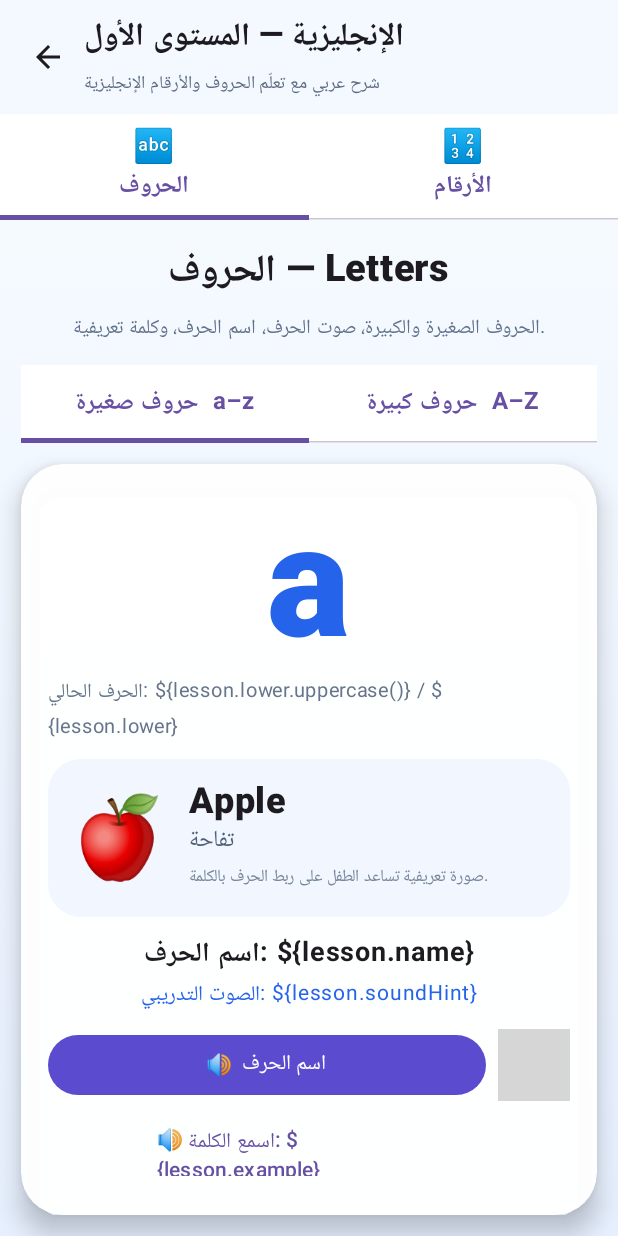
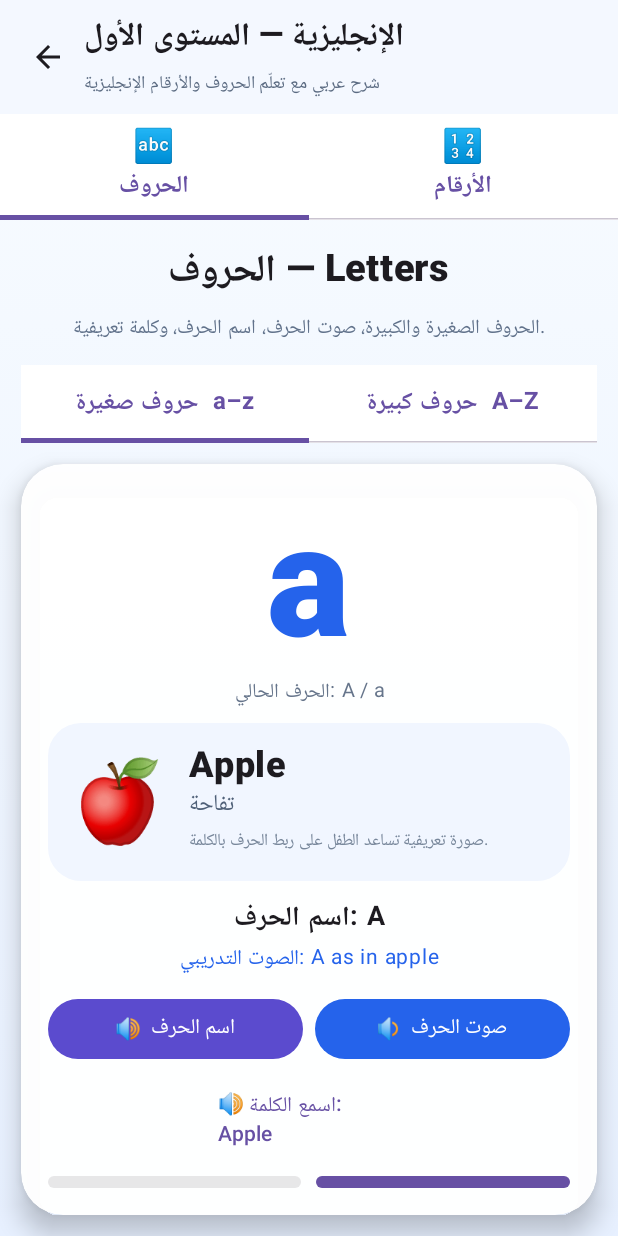
Before and after one commit to ali12hhh-oss/kids-game-assets, an Android app built with Jetpack Compose: the EnglishLevelOnePage screen opened through its navigation route, on a phone screen of 412 x 824 dp. Run offline under Robolectric (Android 15) with nearby library versions, the light colour scheme and no system bars; libraries missing offline, so code that uses them is left out: io.github.sceneview, io.github.sceneview.math, io.github.sceneview.node, io.github.sceneview.rememberCameraNode, io.github.sceneview.rememberEngine and 1 more; 7 statements that could not run were skipped; grey boxes are pictures that could not be loaded.

Commit message:
Fix English level one compile errors and TTS setup

```diff
--- a/app/src/main/java/com/ali12hhh/kidslearning/navigation/EnglishLevelOnePage.kt
+++ b/app/src/main/java/com/ali12hhh/kidslearning/navigation/EnglishLevelOnePage.kt
@@ -62,7 +62,7 @@ private fun englishNumberText(number: Int): String = when (number) {
         "eleven","twelve","thirteen","fourteen","fifteen","sixteen","seventeen","eighteen","nineteen","twenty")[number]
     else -> {
         val tens = listOf("","","twenty","thirty","forty","fifty","sixty","seventy","eighty","ninety")
-        if (number % 10 == 0) tens[number / 10] else "\${tens[number / 10]}-\${englishNumberText(number % 10)}"
+        if (number % 10 == 0) tens[number / 10] else "${tens[number / 10]}-${englishNumberText(number % 10)}"
     }
 }
 
@@ -123,7 +123,9 @@ private fun EnglishLettersSection() {
     DisposableEffect(context) {
         val engine = TextToSpeech(context) { status ->
             if (status == TextToSpeech.SUCCESS) {
-                engineSafeSpeakSetup(tts)
+                engine.language = Locale.ENGLISH
+                engine.setSpeechRate(0.82f)
+                engine.setPitch(1.0f)
             }
         }
         tts = engine
@@ -144,7 +146,7 @@ private fun EnglishLettersSection() {
             shape = RoundedCornerShape(28.dp), colors = CardDefaults.cardColors(Color.White.copy(alpha = .97f))) {
             Column(Modifier.fillMaxWidth().padding(18.dp), horizontalAlignment = Alignment.CenterHorizontally) {
                 Text(if (caseTab == 0) lesson.lower else lesson.upper, fontSize = 104.sp, fontWeight = FontWeight.Black, color = activeColor)
-                Text("الحرف الحالي: \${lesson.lower.uppercase()} / \${lesson.lower}", fontSize = 13.sp, color = Color(0xFF66758B))
+                Text("الحرف الحالي: ${lesson.lower.uppercase()} / ${lesson.lower}", fontSize = 13.sp, color = Color(0xFF66758B))
                 Spacer(Modifier.height(8.dp))
                 Card(Modifier.fillMaxWidth(), shape = RoundedCornerShape(22.dp),
                     colors = CardDefaults.cardColors(Color(0xFFF1F6FF))) {
@@ -159,38 +161,32 @@ private fun EnglishLettersSection() {
                     }
                 }
                 Spacer(Modifier.height(10.dp))
-                Text("اسم الحرف: \${lesson.name}", fontSize = 18.sp, fontWeight = FontWeight.Bold)
-                Text("الصوت التدريبي: \${lesson.soundHint}", fontSize = 14.sp, color = activeColor)
+                Text("اسم الحرف: ${lesson.name}", fontSize = 18.sp, fontWeight = FontWeight.Bold)
+                Text("الصوت التدريبي: ${lesson.soundHint}", fontSize = 14.sp, color = activeColor)
                 Spacer(Modifier.height(10.dp))
                 Row(Modifier.fillMaxWidth(), horizontalArrangement = Arrangement.spacedBy(8.dp)) {
                     Button(modifier = Modifier.weight(1f), onClick = { tts?.speak(lesson.name, TextToSpeech.QUEUE_FLUSH, null, "letter_name") },
                         colors = ButtonDefaults.buttonColors(Color(0xFF5B4BCE))) {
                         Text("🔊"); Spacer(Modifier.width(5.dp)); Text("اسم الحرف")
                     }
-                    Button(Modifier.weight(1f), onClick = { tts?.speak(lesson.soundHint, TextToSpeech.QUEUE_FLUSH, null, "letter_sound") },
+                    Button(modifier = Modifier.weight(1f), onClick = { tts?.speak(lesson.soundHint, TextToSpeech.QUEUE_FLUSH, null, "letter_sound") },
                         colors = ButtonDefaults.buttonColors(activeColor)) {
                         Text("🔉"); Spacer(Modifier.width(5.dp)); Text("صوت الحرف")
                     }
                 }
                 Spacer(Modifier.height(8.dp))
                 TextButton(onClick = { tts?.speak(lesson.example, TextToSpeech.QUEUE_FLUSH, null, "example") }) {
-                    Text("🔊 اسمع الكلمة: \${lesson.example}")
+                    Text("🔊 اسمع الكلمة: ${lesson.example}")
                 }
                 Row(Modifier.fillMaxWidth().padding(top = 6.dp), horizontalArrangement = Arrangement.spacedBy(10.dp)) {
                     Button(modifier = Modifier.weight(1f), enabled = index > 0, onClick = { index-- }, shape = RoundedCornerShape(18.dp)) { Text("السابق") }
-                    Button(Modifier.weight(1f), enabled = index < englishLetters.lastIndex, onClick = { index++ }, shape = RoundedCornerShape(18.dp)) { Text("التالي") }
+                    Button(modifier = Modifier.weight(1f), enabled = index < englishLetters.lastIndex, onClick = { index++ }, shape = RoundedCornerShape(18.dp)) { Text("التالي") }
                 }
                 Spacer(Modifier.height(5.dp))
-                Text("\${index + 1} / \${englishLetters.size}", fontWeight = FontWeight.Bold, color = activeColor)
+                Text("${index + 1} / ${englishLetters.size}", fontWeight = FontWeight.Bold, color = activeColor)
             }
         }
     }
-}
-
-private fun engineSafeSpeakSetup(tts: TextToSpeech?) {
-    tts?.language = Locale.ENGLISH
-    tts?.setSpeechRate(0.82f)
-    tts?.setPitch(1.0f)
 }
 
 @Composable
@@ -226,7 +222,7 @@ private fun EnglishNumbersSection() {
                 Text(number.toString(), fontSize = 25.sp, fontWeight = FontWeight.Bold)
                 Text(english, fontSize = 28.sp, fontWeight = FontWeight.ExtraBold, color = color)
                 Spacer(Modifier.height(8.dp))
-                Text("هذا هو العدد رقم \${arabicDigits(number)}. نتعلم شكله واسمه ونطقه باللغة الإنجليزية.",
+                Text("هذا هو العدد رقم ${arabicDigits(number)}. نتعلم شكله واسمه ونطقه باللغة الإنجليزية.",
                     Modifier.fillMaxWidth(), textAlign = TextAlign.Center, fontSize = 15.sp, color = Color(0xFF53647A))
                 Spacer(Modifier.height(10.dp))
                 Button(onClick = { tts?.speak(english, TextToSpeech.QUEUE_FLUSH, null, "number") },
@@ -235,11 +231,11 @@ private fun EnglishNumbersSection() {
                 }
                 Spacer(Modifier.height(10.dp))
                 Row(Modifier.fillMaxWidth(), horizontalArrangement = Arrangement.spacedBy(10.dp)) {
-                    Button(Modifier.weight(1f), enabled = number > 1, onClick = { number-- }, shape = RoundedCornerShape(18.dp)) { Text("السابق") }
-                    Button(Modifier.weight(1f), enabled = number < 100, onClick = { number++ }, shape = RoundedCornerShape(18.dp)) { Text("التالي") }
+                    Button(modifier = Modifier.weight(1f), enabled = number > 1, onClick = { number-- }, shape = RoundedCornerShape(18.dp)) { Text("السابق") }
+                    Button(modifier = Modifier.weight(1f), enabled = number < 100, onClick = { number++ }, shape = RoundedCornerShape(18.dp)) { Text("التالي") }
                 }
                 Spacer(Modifier.height(5.dp))
-                Text("العدد \${arabicDigits(number)} من ١٠٠", fontWeight = FontWeight.Bold, color = color)
+                Text("العدد ${arabicDigits(number)} من ١٠٠", fontWeight = FontWeight.Bold, color = color)
             }
         }
     }
```
